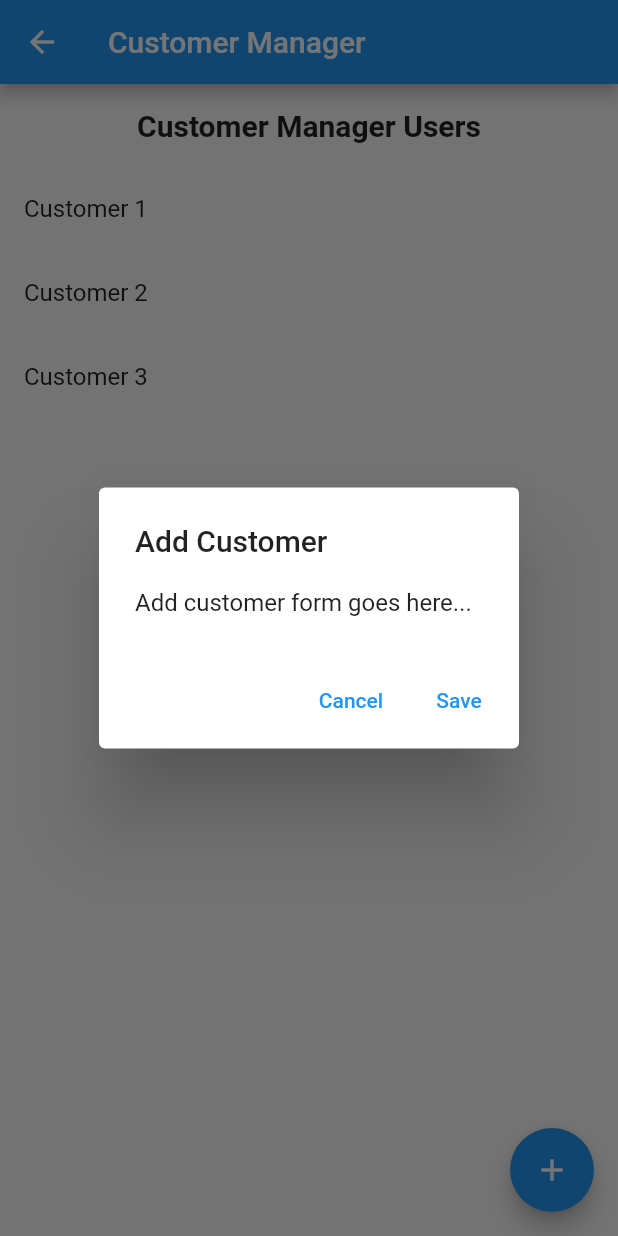
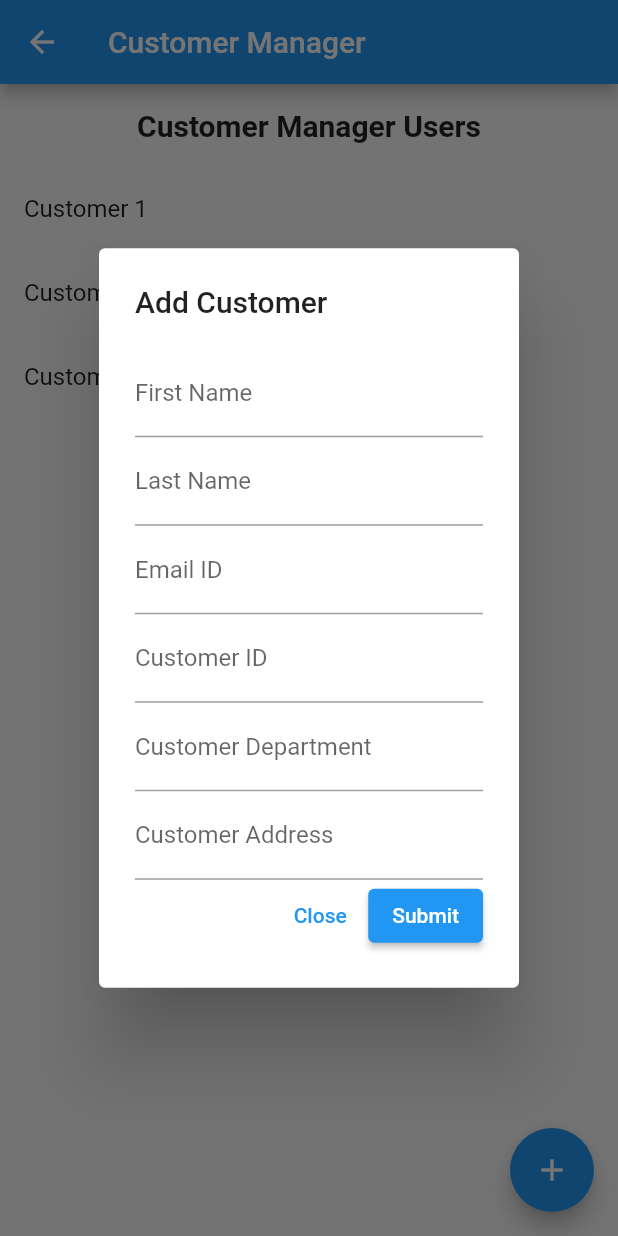
Before and after one commit to hirak214/HenkelDakshProject, a Flutter app: the CustomerManagerScreen screen opened directly, after a tap on the "add" icon, on a phone screen of 412 x 824 dp. Run offline on Flutter 3.47's test engine with Material 2 defaults, Android fonts, the phone set to English and light mode, and no system bars; our stand-ins replace file_picker.

Commit message:
Update: CM and CA Form

```diff
--- a/lib/app_drawer/user_management/cm_screen.dart
+++ b/lib/app_drawer/user_management/cm_screen.dart
@@ -17,12 +17,12 @@ class _CustomerManagerScreenState extends State<CustomerManagerScreen> {
   Widget build(BuildContext context) {
     return Scaffold(
       appBar: AppBar(
-        title: const Text('Customer Manager'),
+        title: Text('Customer Manager'),
       ),
       body: Column(
         children: [
-          const Padding(
-            padding: EdgeInsets.all(16.0),
+          Padding(
+            padding: const EdgeInsets.all(16.0),
             child: Text(
               'Customer Manager Users',
               style: TextStyle(fontSize: 20, fontWeight: FontWeight.bold),
@@ -43,10 +43,9 @@ class _CustomerManagerScreenState extends State<CustomerManagerScreen> {
       ),
       floatingActionButton: FloatingActionButton(
         onPressed: () {
-          // Handle "Add Customer" button tap
           _showAddCustomerDialog();
         },
-        child: const Icon(Icons.add),
+        child: Icon(Icons.add),
       ),
     );
   }
@@ -56,34 +55,156 @@ class _CustomerManagerScreenState extends State<CustomerManagerScreen> {
       context: context,
       builder: (BuildContext context) {
         return AlertDialog(
-          title: const Text('Add Customer'),
-          content: const SingleChildScrollView(
-            child: ListBody(
-              children: [
-                Text('Add customer form goes here...'),
-                // Add form fields to capture customer details
-              ],
-            ),
+          title: Text('Add Customer'),
+          content: SingleChildScrollView(
+            child: CustomerForm(),
           ),
-          actions: [
-            TextButton(
-              onPressed: () {
-                // Handle "Cancel" button tap
-                Navigator.of(context).pop();
-              },
-              child: const Text('Cancel'),
-            ),
-            TextButton(
-              onPressed: () {
-                // Handle "Save" button tap
-                // Add logic to save the customer details to Firebase
-                Navigator.of(context).pop();
-              },
-              child: const Text('Save'),
-            ),
-          ],
         );
       },
     );
   }
 }
+
+class CustomerForm extends StatefulWidget {
+  @override
+  _CustomerFormState createState() => _CustomerFormState();
+}
+
+class _CustomerFormState extends State<CustomerForm> {
+  final _formKey = GlobalKey<FormState>();
+  String? _firstName;
+  String? _lastName;
+  String? _email;
+  String? _customerId;
+  String? _customerDepartment;
+  String? _customerAddress;
+
+  @override
+  Widget build(BuildContext context) {
+    return Form(
+      key: _formKey,
+      child: Column(
+        children: [
+          TextFormField(
+            decoration: InputDecoration(
+              labelText: 'First Name',
+            ),
+            validator: (value) {
+              if (value == null || value.isEmpty) {
+                return 'Please enter your first name';
+              }
+              return null;
+            },
+            onSaved: (value) {
+              _firstName = value;
+            },
+          ),
+          TextFormField(
+            decoration: InputDecoration(
+              labelText: 'Last Name',
+            ),
+            validator: (value) {
+              if (value == null || value.isEmpty) {
+                return 'Please enter your last name';
+              }
+              return null;
+            },
+            onSaved: (value) {
+              _lastName = value;
+            },
+          ),
+          TextFormField(
+            decoration: InputDecoration(
+              labelText: 'Email ID',
+            ),
+            validator: (value) {
+              if (value == null || value.isEmpty) {
+                return 'Please enter your email ID';
+              }
+              if (!value.endsWith('@henkel.com')) {
+                return 'Email ID must end with @henkel.com';
+              }
+              return null;
+            },
+            onSaved: (value) {
+              _email = value;
+            },
+          ),
+          TextFormField(
+            decoration: InputDecoration(
+              labelText: 'Customer ID',
+            ),
+            validator: (value) {
+              if (value == null || value.isEmpty) {
+                return 'Please enter the customer ID';
+              }
+              return null;
+            },
+            onSaved: (value) {
+              _customerId = value;
+            },
+          ),
+          TextFormField(
+            decoration: InputDecoration(
+              labelText: 'Customer Department',
+            ),
+            validator: (value) {
+              if (value == null || value.isEmpty) {
+                return 'Please enter the customer department';
+              }
+              return null;
+            },
+            onSaved: (value) {
+              _customerDepartment = value;
+            },
+          ),
+          TextFormField(
+            decoration: InputDecoration(
+              labelText: 'Customer Address',
+            ),
+            validator: (value) {
+              if (value == null || value.isEmpty) {
+                return 'Please enter the customer address';
+              }
+              return null;
+            },
+            onSaved: (value) {
+              _customerAddress = value;
+            },
+          ),
+          Row(
+            mainAxisAlignment: MainAxisAlignment.end,
+            children: [
+              TextButton(
+                onPressed: () {
+                  Navigator.pop(context);
+                },
+                child: Text('Close'),
+              ),
+              ElevatedButton(
+                onPressed: () {
+                  _submitForm();
+                },
+                child: Text('Submit'),
+              ),
+            ],
+          ),
+        ],
+      ),
+    );
+  }
+
+  void _submitForm() {
+    if (_formKey.currentState?.validate() ?? false) {
+      _formKey.currentState?.save();
+
+      // TODO: Implement code to upload form data to Firebase
+
+      _formKey.currentState?.reset();
+
+      ScaffoldMessenger.of(context).showSnackBar(
+        SnackBar(content: Text('Form submitted successfully')),
+      );
+    }
+  }
+}
```
Also changed, not shown: lib/app_drawer/user_management/ca_screen.dart (+128 -31 lines).
